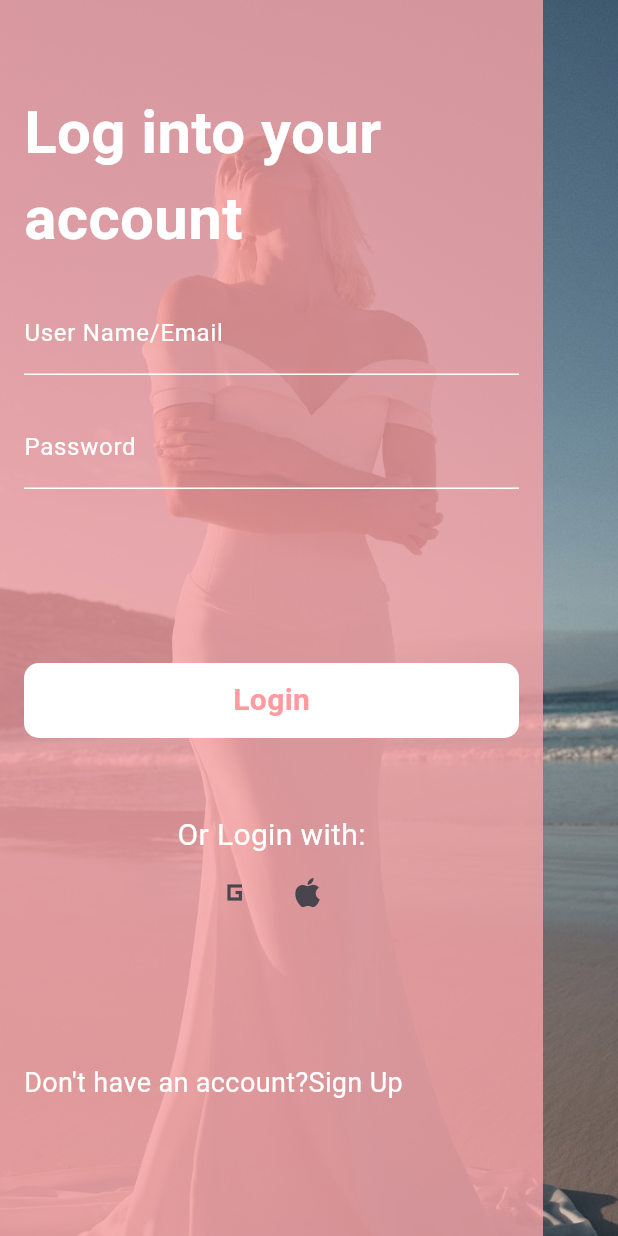
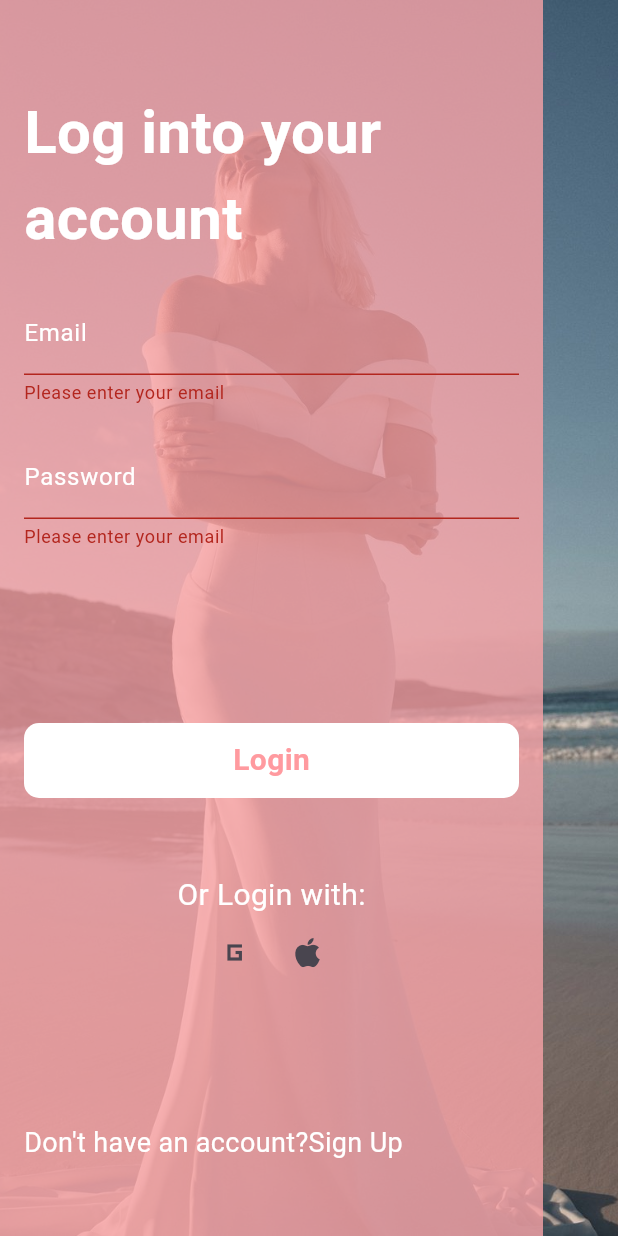
Before and after one commit to MarianAdly21/Dress-Store, a Flutter app: the screen it shows after launch, after a tap on "Login", on a phone screen of 412 x 824 dp. Run offline on Flutter 3.47's test engine with Material 3 defaults, Android fonts, the phone set to English and light mode, and no system bars; our stand-ins replace bloc, firebase_auth, firebase_core, flutter_bloc; accounts and stored records are empty; project files that could hold a hidden picture were left out.

Commit message:
Add sign in functionality using SigInWithEmailAndPassword

```diff
--- a/lib/features/helper/show_snak_bar.dart
+++ b/lib/features/helper/show_snak_bar.dart
@@ -0,0 +1,7 @@
+import 'package:flutter/material.dart';
+
+void showSnakBar(BuildContext context, {required String message}) {
+  ScaffoldMessenger.of(context).showSnackBar(
+    SnackBar(content: Text(message)),
+  );
+}
--- a/lib/features/log_in/screen/log_in_screen.dart
+++ b/lib/features/log_in/screen/log_in_screen.dart
@@ -1,6 +1,8 @@
+import 'package:dress_store/features/helper/show_snak_bar.dart';
 import 'package:dress_store/features/sign_up/screen/sign_up_screen.dart';
 import 'package:dress_store/features/sign_up/widget/custom_text_field.dart';
 import 'package:dress_store/widgets/button_custom_widget.dart';
+import 'package:firebase_auth/firebase_auth.dart';
 import 'package:flutter/material.dart';
 
 class LogInScreen extends StatefulWidget {
@@ -12,6 +14,8 @@ class LogInScreen extends StatefulWidget {
 
 class _LogInScreenState extends State<LogInScreen> {
   GlobalKey<FormState> formKey = GlobalKey();
+  String? email;
+  String? password;
   @override
   Widget build(BuildContext context) {
     return Stack(
@@ -52,11 +56,63 @@ class _LogInScreenState extends State<LogInScreen> {
                             ),
                           ),
                         ),
-                        const CustomTextFormField(labelText: "User Name/Email"),
-                        const CustomTextFormField(
-                            isHidden: true, labelText: "Password"),
+                        CustomTextFormField(
+                          labelText: "Email",
+                          onChanged: (value) {
+                            email = value;
+                          },
+                          validator: (value) {
+                            if (value!.isEmpty) {
+                              return 'Please enter your email';
+                            }
+                            final emailRegEx =
+                                RegExp(r'^[\w-\.]+@([\w-]+\.)+[\w-]{2,4}$');
+                            if (!emailRegEx.hasMatch(value)) {
+                              return 'Please enter a valid email';
+                            }
+                          },
+                        ),
+                        CustomTextFormField(
+                          validator: (value) {
+                            if (value!.isEmpty) {
+                              return 'Please enter your email';
+                            }
+                            if (value.length < 6) {
+                              return 'Password must be at least 6 characters';
+                            }
+                          },
+                          isHidden: true,
+                          labelText: "Password",
+                          onChanged: (value) {
+                            password = value;
+                          },
+                        ),
                         const SizedBox(height: 100),
-                        ButtonCustomWidget(onTap: () {}, text: "Login"),
+                        ButtonCustomWidget(
+                            onTap: () async {
+                              if (formKey.currentState!.validate()) {
+                                try {
+                                  UserCredential user = await FirebaseAuth
+                                      .instance
+                                      .signInWithEmailAndPassword(
+                                          email: email!, password: password!);
+                                  showSnakBar(context, message: "Success");
+                                } on FirebaseAuthException catch (e) {
+                                  if (e.code == "weak-password") {
+                                    showSnakBar(context,
+                                        message:
+                                            'The password provided is too weak.');
+                                  } else if (e.code == 'email-already-in-use') {
+                                    showSnakBar(context,
+                                        message:
+                                            'The account already exists for that email.');
+                                  }
+                                } catch (e) {
+                                  showSnakBar(context, message: e.toString());
+                                }
+                              } else {}
+                            },
+                            text: "Login"),
                         const SizedBox(height: 50),
                         Center(
                           child: Column(
--- a/lib/features/sign_up/screen/sign_up_screen.dart
+++ b/lib/features/sign_up/screen/sign_up_screen.dart
@@ -1,5 +1,6 @@
 import 'dart:developer';
 
+import 'package:dress_store/features/helper/show_snak_bar.dart';
 import 'package:dress_store/features/sign_up/widget/custom_text_field.dart';
 import 'package:dress_store/widgets/button_custom_widget.dart';
 import 'package:firebase_auth/firebase_auth.dart';
@@ -58,7 +59,7 @@ class _SignUpScreenState extends State<SignUpScreen> {
                         ),
                       ),
                       CustomTextFormField(
-                          validato: (value) {
+                          validator: (value) {
                             if (value!.isEmpty) {
                               return 'Please enter your name';
                             }
@@ -75,7 +76,7 @@ class _SignUpScreenState extends State<SignUpScreen> {
                           },
                           labelText: "Full Name"),
                       CustomTextFormField(
-                          validato: (value) {
+                          validator: (value) {
                             if (value!.isEmpty) {
                               return 'Please enter your email';
                             }
@@ -90,7 +91,7 @@ class _SignUpScreenState extends State<SignUpScreen> {
                           },
                           labelText: "Email"),
                       CustomTextFormField(
-                          validato: (value) {
+                          validator: (value) {
                             if (value!.isEmpty) {
                               return 'Please enter your email';
                             }
@@ -104,7 +105,7 @@ class _SignUpScreenState extends State<SignUpScreen> {
                           isHidden: true,
                           labelText: "Password"),
                       CustomTextFormField(
-                          validato: (value) {
+                          validator: (value) {
                             if (value != password) {
                               return 'Please enter your Password Correctlly';
                             }
@@ -202,10 +203,4 @@ class _SignUpScreenState extends State<SignUpScreen> {
       ],
     );
   }
-
-  void showSnakBar(BuildContext context, {required String message}) {
-    ScaffoldMessenger.of(context).showSnackBar(
-      SnackBar(content: Text(message)),
-    );
-  }
 }
--- a/lib/features/sign_up/widget/custom_text_field.dart
+++ b/lib/features/sign_up/widget/custom_text_field.dart
@@ -1,24 +1,23 @@
 import 'package:flutter/material.dart';
 
 class CustomTextFormField extends StatelessWidget {
-  const CustomTextFormField({
-    super.key,
-    required this.labelText,
-    this.isHidden = false,
-    this.onChanged,
-    this.validato
-  });
+  const CustomTextFormField(
+      {super.key,
+      required this.labelText,
+      this.isHidden = false,
+      this.onChanged,
+      this.validator});
   final String labelText;
   final bool isHidden;
   final void Function(String)? onChanged;
-  final String? Function(String?)? validato;
+  final String? Function(String?)? validator;
   @override
   Widget build(BuildContext context) {
     return Padding(
       padding: const EdgeInsets.only(top: 20),
       child: TextFormField(
-        validator:validato ,
-        onChanged:onChanged ,
+        validator: validator,
+        onChanged: onChanged,
         obscureText: isHidden,
         decoration: InputDecoration(
           labelText: labelText,
```
